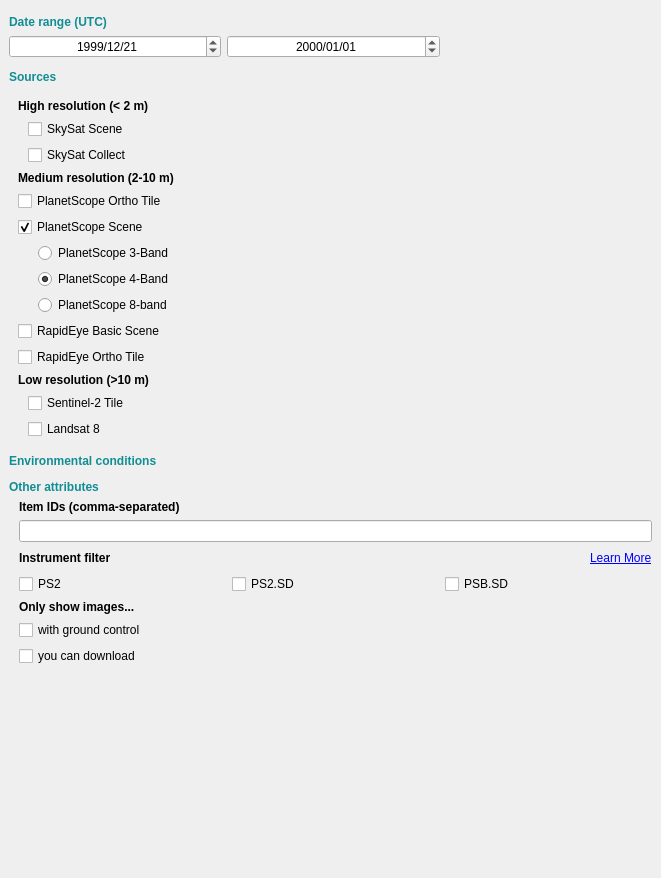
Old version of the form planet_explorer/ui/pe_daily_filter_base.ui in the repository planetlabs/qgis-planet-plugin.
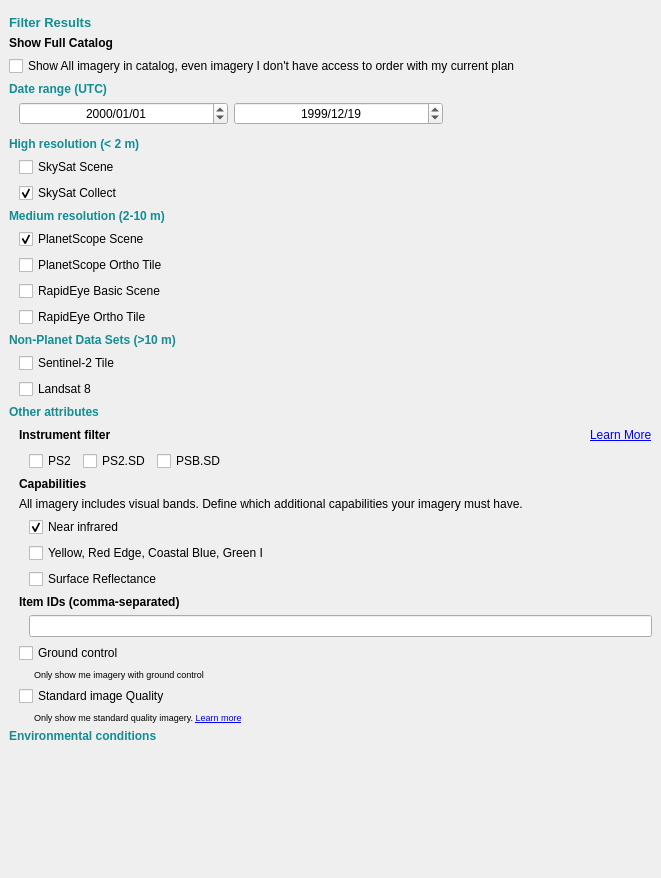
New version of the form. Custom widgets are drawn as their Qt base class.

Commit message: ui updates for daily images

Diff of the .ui file:
```diff
--- a/planet_explorer/ui/pe_daily_filter_base.ui
+++ b/planet_explorer/ui/pe_daily_filter_base.ui
@@ -50,6 +50,18 @@
        </rect>
       </property>
       <layout class="QVBoxLayout" name="verticalLayout_9">
+       <property name="leftMargin">
+        <number>9</number>
+       </property>
+       <property name="topMargin">
+        <number>9</number>
+       </property>
+       <property name="rightMargin">
+        <number>9</number>
+       </property>
+       <property name="bottomMargin">
+        <number>9</number>
+       </property>
        <item>
         <widget class="QFrame" name="frameWarningLegacySearch">
          <property name="frameShape">
@@ -60,6 +72,46 @@
          </property>
         </widget>
        </item>
+       <item>
+        <widget class="QLabel" name="lblSources">
+         <property name="font">
+          <font>
+           <pointsize>10</pointsize>
+           <weight>75</weight>
+           <bold>true</bold>
+          </font>
+         </property>
+         <property name="styleSheet">
+          <string notr="true">color: rgb(17, 141, 148);</string>
+         </property>
+         <property name="text">
+          <string>Filter Results</string>
+         </property>
+        </widget>
+       </item>
+       <item>
+        <widget class="QLabel" name="lblOnlyShow">
+         <property name="font">
+          <font>
+           <weight>75</weight>
+           <bold>true</bold>
+          </font>
+         </property>
+         <property name="styleSheet">
+          <string notr="true"/>
+         </property>
+         <property name="text">
+          <string>Show Full Catalog</string>
+         </property>
+        </widget>
+       </item>
+       <item>
+        <widget class="QCheckBox" name="chkFullCatalog">
+         <property name="text">
+          <string>Show All imagery in catalog, even imagery I don't have access to order with my current plan</string>
+         </property>
+        </widget>
+       </item>
        <item>
         <widget class="QLabel" name="lblDatetime">
          <property name="font">
@@ -77,29 +129,35 @@
         </widget>
        </item>
        <item>
-        <widget class="QFrame" name="frameDates">
-         <property name="frameShape">
-          <enum>QFrame::NoFrame</enum>
-         </property>
-         <property name="frameShadow">
-          <enum>QFrame::Raised</enum>
-         </property>
-         <layout class="QHBoxLayout" name="horizontalLayout_2">
-          <property name="spacing">
-           <number>6</number>
-          </property>
+        <layout class="QHBoxLayout" name="horizontalLayout_6">
           <property name="leftMargin">
-           <number>0</number>
-          </property>
-          <property name="topMargin">
-           <number>0</number>
-          </property>
-          <property name="rightMargin">
-           <number>0</number>
-          </property>
-          <property name="bottomMargin">
-           <number>0</number>
-          </property>
+          <number>10</number>
+         </property>
+         <item>
+          <widget class="QgsDateTimeEdit" name="endDateEdit">
+           <property name="sizePolicy">
+            <sizepolicy hsizetype="MinimumExpanding" vsizetype="Fixed">
+             <horstretch>0</horstretch>
+             <verstretch>0</verstretch>
+            </sizepolicy>
+           </property>
+           <property name="minimumSize">
+            <size>
+             <width>130</width>
+             <height>0</height>
+            </size>
+           </property>
+           <property name="alignment">
+            <set>Qt::AlignCenter</set>
+           </property>
+           <property name="displayFormat">
+            <string>yyyy/MM/dd</string>
+           </property>
+           <property name="timeSpec">
+            <enum>Qt::UTC</enum>
+           </property>
+          </widget>
+         </item>
           <item>
            <widget class="QgsDateTimeEdit" name="startDateEdit">
             <property name="sizePolicy">
@@ -124,7 +182,7 @@
               <second>0</second>
               <year>1999</year>
               <month>12</month>
-              <day>21</day>
+             <day>19</day>
              </datetime>
             </property>
             <property name="time">
@@ -143,58 +201,29 @@
            </widget>
           </item>
           <item>
-           <widget class="QgsDateTimeEdit" name="endDateEdit">
-            <property name="sizePolicy">
-             <sizepolicy hsizetype="MinimumExpanding" vsizetype="Fixed">
-              <horstretch>0</horstretch>
-              <verstretch>0</verstretch>
-             </sizepolicy>
-            </property>
-            <property name="minimumSize">
-             <size>
-              <width>130</width>
-              <height>0</height>
-             </size>
-            </property>
-            <property name="alignment">
-             <set>Qt::AlignCenter</set>
-            </property>
-            <property name="displayFormat">
-             <string>yyyy/MM/dd</string>
-            </property>
-            <property name="timeSpec">
-             <enum>Qt::UTC</enum>
-            </property>
-           </widget>
-          </item>
-          <item>
-           <spacer name="horizontalSpacer">
+          <spacer name="horizontalSpacer_7">
             <property name="orientation">
              <enum>Qt::Horizontal</enum>
             </property>
-            <property name="sizeType">
-             <enum>QSizePolicy::Expanding</enum>
-            </property>
             <property name="sizeHint" stdset="0">
              <size>
-              <width>0</width>
-              <height>0</height>
+             <width>40</width>
+             <height>20</height>
              </size>
             </property>
            </spacer>
           </item>
          </layout>
-        </widget>
        </item>
        <item>
-        <widget class="QFrame" name="frameSortOrder">
+        <widget class="QFrame" name="frameDates">
          <property name="frameShape">
           <enum>QFrame::NoFrame</enum>
          </property>
          <property name="frameShadow">
           <enum>QFrame::Raised</enum>
          </property>
-         <layout class="QHBoxLayout" name="horizontalLayout">
+         <layout class="QHBoxLayout" name="horizontalLayout_2">
           <property name="spacing">
            <number>6</number>
           </property>
@@ -210,41 +239,9 @@
           <property name="bottomMargin">
            <number>0</number>
           </property>
-          <item>
-           <spacer name="horizontalSpacer_2">
-            <property name="orientation">
-             <enum>Qt::Horizontal</enum>
-            </property>
-            <property name="sizeType">
-             <enum>QSizePolicy::Minimum</enum>
-            </property>
-            <property name="sizeHint" stdset="0">
-             <size>
-              <width>0</width>
-              <height>0</height>
-             </size>
-            </property>
-           </spacer>
-          </item>
          </layout>
         </widget>
        </item>
-       <item>
-        <widget class="QLabel" name="lblSources">
-         <property name="font">
-          <font>
-           <weight>75</weight>
-           <bold>true</bold>
-          </font>
-         </property>
-         <property name="styleSheet">
-          <string notr="true">color: rgb(17, 141, 148);</string>
-         </property>
-         <property name="text">
-          <string>Sources</string>
-         </property>
-        </widget>
-       </item>
        <item>
         <widget class="QStackedWidget" name="stackedWidgetSources">
          <property name="frameShape">
@@ -258,8 +255,23 @@
          </property>
          <widget class="QWidget" name="newSourcesWidget">
           <layout class="QVBoxLayout" name="verticalLayout_5">
+           <property name="leftMargin">
+            <number>0</number>
+           </property>
+           <property name="topMargin">
+            <number>0</number>
+           </property>
+           <property name="rightMargin">
+            <number>0</number>
+           </property>
+           <property name="bottomMargin">
+            <number>0</number>
+           </property>
            <item>
             <widget class="QLabel" name="label">
+             <property name="styleSheet">
+              <string notr="true">color: rgb(17, 141, 148);</string>
+             </property>
              <property name="text">
               <string>&lt;html&gt;&lt;head/&gt;&lt;body&gt;&lt;p&gt;&lt;span style=&quot; font-weight:600;&quot;&gt;High resolution (&amp;lt; 2 m)&lt;/span&gt;&lt;/p&gt;&lt;/body&gt;&lt;/html&gt;</string>
              </property>
@@ -288,6 +300,9 @@
                <property name="text">
                 <string>SkySat Collect</string>
                </property>
+               <property name="checked">
+                <bool>true</bool>
+               </property>
                <property name="api-name" stdset="0">
                 <string>SkySatCollect</string>
                </property>
@@ -297,21 +312,19 @@
            </item>
            <item>
             <widget class="QLabel" name="label_2">
+             <property name="styleSheet">
+              <string notr="true">color: rgb(17, 141, 148);</string>
+             </property>
              <property name="text">
               <string>&lt;html&gt;&lt;head/&gt;&lt;body&gt;&lt;p&gt;&lt;span style=&quot; font-weight:600;&quot;&gt;Medium resolution (2-10 m)&lt;/span&gt;&lt;/p&gt;&lt;/body&gt;&lt;/html&gt;</string>
              </property>
             </widget>
            </item>
            <item>
-            <widget class="QCheckBox" name="chkPlanetScopeOrtho">
-             <property name="text">
-              <string>PlanetScope Ortho Tile</string>
+            <layout class="QVBoxLayout" name="verticalLayout_7">
+             <property name="leftMargin">
+              <number>10</number>
              </property>
-             <property name="api-name" stdset="0">
-              <string>PSOrthoTile</string>
-             </property>
-            </widget>
-           </item>
            <item>
             <widget class="QCheckBox" name="chkPlanetScope">
              <property name="text">
@@ -326,46 +339,13 @@
             </widget>
            </item>
            <item>
-            <widget class="QWidget" name="widgetBands" native="true">
-             <layout class="QHBoxLayout" name="horizontalLayout_6">
-              <property name="leftMargin">
-               <number>20</number>
-              </property>
-              <property name="topMargin">
-               <number>0</number>
-              </property>
-              <property name="bottomMargin">
-               <number>0</number>
-              </property>
-              <item>
-               <layout class="QVBoxLayout" name="verticalLayout_7">
-                <item>
-                 <widget class="QRadioButton" name="radio3Bands">
+              <widget class="QCheckBox" name="chkPlanetScopeOrtho">
                   <property name="text">
-                   <string>PlanetScope 3-Band</string>
-                  </property>
-                 </widget>
-                </item>
-                <item>
-                 <widget class="QRadioButton" name="radio4Bands">
-                  <property name="text">
-                   <string>PlanetScope 4-Band</string>
-                  </property>
-                  <property name="checked">
-                   <bool>true</bool>
-                  </property>
-                 </widget>
-                </item>
-                <item>
-                 <widget class="QRadioButton" name="radio8Bands">
-                  <property name="text">
-                   <string>PlanetScope 8-band</string>
-                  </property>
-                 </widget>
-                </item>
-               </layout>
-              </item>
-             </layout>
+                <string>PlanetScope Ortho Tile</string>
+               </property>
+               <property name="api-name" stdset="0">
+                <string>PSOrthoTile</string>
+               </property>
             </widget>
            </item>
            <item>
@@ -388,10 +368,15 @@
              </property>
             </widget>
            </item>
+            </layout>
+           </item>
            <item>
             <widget class="QLabel" name="label_4">
+             <property name="styleSheet">
+              <string notr="true">color: rgb(17, 141, 148);</string>
+             </property>
              <property name="text">
-              <string>&lt;html&gt;&lt;head/&gt;&lt;body&gt;&lt;p&gt;&lt;span style=&quot; font-weight:600;&quot;&gt;Low resolution (&amp;gt;10 m)&lt;/span&gt;&lt;/p&gt;&lt;/body&gt;&lt;/html&gt;</string>
+              <string>&lt;html&gt;&lt;head/&gt;&lt;body&gt;&lt;p&gt;&lt;span style=&quot; font-weight:600;&quot;&gt;Non-Planet Data Sets (&amp;gt;10 m)&lt;/span&gt;&lt;/p&gt;&lt;/body&gt;&lt;/html&gt;</string>
              </property>
             </widget>
            </item>
@@ -432,67 +417,6 @@
         </widget>
        </item>
        <item>
-        <widget class="QFrame" name="frameFilters">
-         <property name="frameShape">
-          <enum>QFrame::NoFrame</enum>
-         </property>
-         <property name="frameShadow">
-          <enum>QFrame::Raised</enum>
-         </property>
-         <layout class="QVBoxLayout" name="verticalLayout_6">
-          <property name="leftMargin">
-           <number>0</number>
-          </property>
-          <property name="topMargin">
-           <number>0</number>
-          </property>
-          <property name="rightMargin">
-           <number>0</number>
-          </property>
-          <property name="bottomMargin">
-           <number>0</number>
-          </property>
-          <item>
-           <widget class="QLabel" name="label_3">
-            <property name="font">
-             <font>
-              <weight>75</weight>
-              <bold>true</bold>
-             </font>
-            </property>
-            <property name="styleSheet">
-             <string notr="true">color: rgb(17, 141, 148);</string>
-            </property>
-            <property name="text">
-             <string>Environmental conditions</string>
-            </property>
-           </widget>
-          </item>
-          <item>
-           <widget class="QFrame" name="frameRangeSliders">
-            <property name="frameShape">
-             <enum>QFrame::NoFrame</enum>
-            </property>
-            <property name="frameShadow">
-             <enum>QFrame::Raised</enum>
-            </property>
-            <layout class="QVBoxLayout" name="verticalLayout_3">
-             <property name="leftMargin">
-              <number>10</number>
-             </property>
-             <property name="topMargin">
-              <number>0</number>
-             </property>
-             <property name="rightMargin">
-              <number>0</number>
-             </property>
-             <property name="bottomMargin">
-              <number>0</number>
-             </property>
-            </layout>
-           </widget>
-          </item>
-          <item>
            <widget class="QLabel" name="label_5">
             <property name="styleSheet">
              <string notr="true">color: rgb(17, 141, 148);</string>
@@ -503,42 +427,20 @@
            </widget>
           </item>
           <item>
-           <layout class="QVBoxLayout" name="verticalLayout_2">
+        <widget class="QWidget" name="widgetOtherAttributes" native="true">
+         <layout class="QVBoxLayout" name="verticalLayout_11">
             <property name="leftMargin">
              <number>10</number>
             </property>
+          <property name="topMargin">
+           <number>0</number>
+          </property>
             <property name="rightMargin">
              <number>0</number>
             </property>
-            <item>
-             <widget class="QLabel" name="lblString">
-              <property name="sizePolicy">
-               <sizepolicy hsizetype="Maximum" vsizetype="Preferred">
-                <horstretch>0</horstretch>
-                <verstretch>0</verstretch>
-               </sizepolicy>
-              </property>
-              <property name="font">
-               <font>
-                <weight>75</weight>
-                <bold>true</bold>
-               </font>
-              </property>
-              <property name="styleSheet">
-               <string notr="true"/>
-              </property>
-              <property name="text">
-               <string>Item IDs (comma-separated)</string>
-              </property>
-             </widget>
-            </item>
-            <item>
-             <widget class="QLineEdit" name="leStringIDs">
-              <property name="clearButtonEnabled">
-               <bool>true</bool>
-              </property>
-             </widget>
-            </item>
+          <property name="bottomMargin">
+           <number>0</number>
+          </property>
             <item>
              <layout class="QHBoxLayout" name="horizontalLayout_3">
               <item>
@@ -565,7 +467,7 @@
                </spacer>
               </item>
               <item>
-               <widget class="QLabel" name="lblLearnMore">
+             <widget class="QLabel" name="lblLearnMoreInstrumentFilter">
                 <property name="text">
                  <string>&lt;html&gt;&lt;head/&gt;&lt;body&gt;&lt;p&gt;&lt;a href=&quot;https://developers.planet.com/docs/data/sensors/&quot;&gt;&lt;span style=&quot; text-decoration: underline; color:#0000ff;&quot;&gt;Learn More&lt;/span&gt;&lt;/a&gt;&lt;/p&gt;&lt;/body&gt;&lt;/html&gt;</string>
                 </property>
@@ -578,6 +480,9 @@
             </item>
             <item>
              <layout class="QHBoxLayout" name="horizontalLayout_4">
+            <property name="leftMargin">
+             <number>10</number>
+            </property>
               <item>
                <widget class="QCheckBox" name="chkPs2">
                 <property name="text">
@@ -599,10 +504,74 @@
                 </property>
                </widget>
               </item>
+            <item>
+             <spacer name="horizontalSpacer">
+              <property name="orientation">
+               <enum>Qt::Horizontal</enum>
+              </property>
+              <property name="sizeHint" stdset="0">
+               <size>
+                <width>40</width>
+                <height>20</height>
+               </size>
+              </property>
+             </spacer>
+            </item>
              </layout>
             </item>
             <item>
-             <widget class="QLabel" name="lblOnlyShow">
+           <widget class="QLabel" name="label_7">
+            <property name="text">
+             <string>&lt;b&gt;Capabilities&lt;/b&gt;</string>
+            </property>
+           </widget>
+          </item>
+          <item>
+           <widget class="QLabel" name="label_8">
+            <property name="text">
+             <string>All imagery includes visual bands. Define which additional capabilities your imagery must have.</string>
+            </property>
+           </widget>
+          </item>
+          <item>
+           <layout class="QVBoxLayout" name="verticalLayout_10">
+            <property name="leftMargin">
+             <number>10</number>
+            </property>
+            <item>
+             <widget class="QCheckBox" name="chkNIR">
+              <property name="text">
+               <string>Near infrared</string>
+              </property>
+              <property name="checked">
+               <bool>true</bool>
+              </property>
+             </widget>
+            </item>
+            <item>
+             <widget class="QCheckBox" name="chkYellow">
+              <property name="text">
+               <string>Yellow, Red Edge, Coastal Blue, Green I</string>
+              </property>
+             </widget>
+            </item>
+            <item>
+             <widget class="QCheckBox" name="chkSurfaceReflectance">
+              <property name="text">
+               <string>Surface Reflectance</string>
+              </property>
+             </widget>
+            </item>
+           </layout>
+          </item>
+          <item>
+           <widget class="QLabel" name="lblString">
+            <property name="sizePolicy">
+             <sizepolicy hsizetype="Maximum" vsizetype="Preferred">
+              <horstretch>0</horstretch>
+              <verstretch>0</verstretch>
+             </sizepolicy>
+            </property>
               <property name="font">
                <font>
                 <weight>75</weight>
@@ -613,25 +582,142 @@
                <string notr="true"/>
               </property>
               <property name="text">
-               <string>Only show images...</string>
+             <string>Item IDs (comma-separated)</string>
               </property>
              </widget>
             </item>
             <item>
-             <widget class="QCheckBox" name="chkBxGroundControl">
+           <layout class="QHBoxLayout" name="horizontalLayout_5">
+            <property name="leftMargin">
+             <number>10</number>
+            </property>
+            <item>
+             <widget class="QLineEdit" name="leStringIDs">
+              <property name="clearButtonEnabled">
+               <bool>true</bool>
+              </property>
+             </widget>
+            </item>
+           </layout>
+          </item>
+          <item>
+           <widget class="QCheckBox" name="chkGroundControl">
               <property name="text">
-               <string>with ground control</string>
+             <string>Ground control</string>
               </property>
              </widget>
             </item>
             <item>
-             <widget class="QCheckBox" name="chkBxCanDownload">
+           <layout class="QHBoxLayout" name="horizontalLayout">
+            <property name="leftMargin">
+             <number>15</number>
+            </property>
+            <item>
+             <widget class="QLabel" name="label_6">
+              <property name="font">
+               <font>
+                <pointsize>7</pointsize>
+               </font>
+              </property>
               <property name="text">
-               <string>you can download</string>
+               <string>Only show me imagery with ground control</string>
               </property>
              </widget>
             </item>
            </layout>
+          </item>
+          <item>
+           <widget class="QCheckBox" name="chkStandardQuality">
+            <property name="text">
+             <string>Standard image Quality</string>
+            </property>
+           </widget>
+          </item>
+          <item>
+           <layout class="QHBoxLayout" name="horizontalLayout_7">
+            <property name="leftMargin">
+             <number>15</number>
+            </property>
+            <item>
+             <widget class="QLabel" name="lblStandardQuality">
+              <property name="font">
+               <font>
+                <pointsize>7</pointsize>
+               </font>
+              </property>
+              <property name="text">
+               <string>Only show me standard quality imagery. &lt;a href=&quot;standardimagery&quot;&gt;Learn more&lt;/a&gt;</string>
+              </property>
+              <property name="openExternalLinks">
+               <bool>true</bool>
+              </property>
+             </widget>
+            </item>
+           </layout>
+          </item>
+         </layout>
+        </widget>
+       </item>
+       <item>
+        <widget class="QFrame" name="frameFilters">
+         <property name="frameShape">
+          <enum>QFrame::NoFrame</enum>
+         </property>
+         <property name="frameShadow">
+          <enum>QFrame::Raised</enum>
+         </property>
+         <layout class="QVBoxLayout" name="verticalLayout_6">
+          <property name="leftMargin">
+           <number>0</number>
+          </property>
+          <property name="topMargin">
+           <number>0</number>
+          </property>
+          <property name="rightMargin">
+           <number>0</number>
+          </property>
+          <property name="bottomMargin">
+           <number>0</number>
+          </property>
+          <item>
+           <widget class="QLabel" name="label_3">
+            <property name="font">
+             <font>
+              <weight>75</weight>
+              <bold>true</bold>
+             </font>
+            </property>
+            <property name="styleSheet">
+             <string notr="true">color: rgb(17, 141, 148);</string>
+            </property>
+            <property name="text">
+             <string>Environmental conditions</string>
+            </property>
+           </widget>
+          </item>
+          <item>
+           <widget class="QFrame" name="frameRangeSliders">
+            <property name="frameShape">
+             <enum>QFrame::NoFrame</enum>
+            </property>
+            <property name="frameShadow">
+             <enum>QFrame::Raised</enum>
+            </property>
+            <layout class="QVBoxLayout" name="verticalLayout_3">
+             <property name="leftMargin">
+              <number>10</number>
+             </property>
+             <property name="topMargin">
+              <number>0</number>
+             </property>
+             <property name="rightMargin">
+              <number>0</number>
+             </property>
+             <property name="bottomMargin">
+              <number>0</number>
+             </property>
+            </layout>
+           </widget>
           </item>
          </layout>
         </widget>
```
Lines whose indentation alone changed are shown as unchanged. The commit also changes 7 other files.
